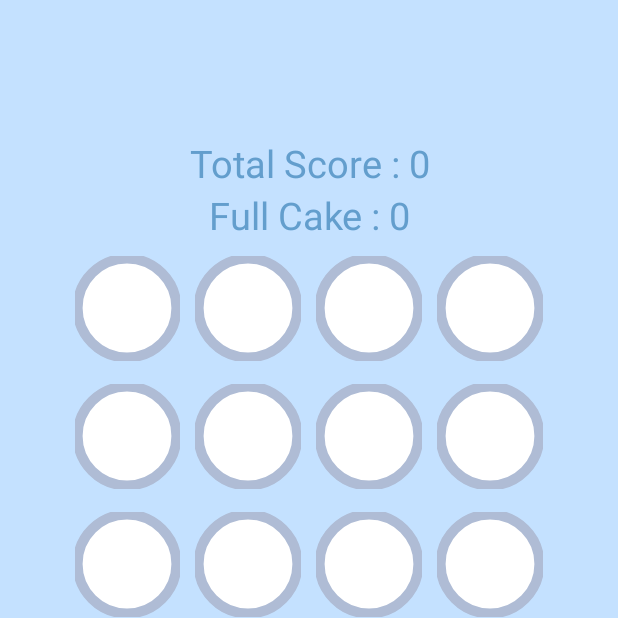
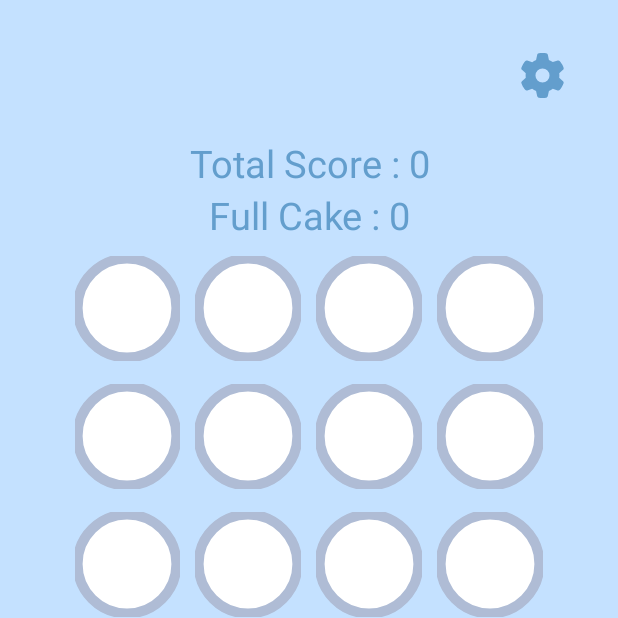
Before and after one commit to clairechien0627/CakeGame, an Android app: the screen it shows after launch (MainActivity2), after a tap on "EASY", on a phone screen of 412 x 824 dp, the top half of it. Run offline under Robolectric (Android 15) with nearby library versions, the phone set to English and light mode, and no system bars; 1 other tap on this screen came first.

Commit message:
加MainActivity2的setting

```diff
--- a/app/src/main/java/com/example/cakegame/CakePane.java
+++ b/app/src/main/java/com/example/cakegame/CakePane.java
@@ -356,7 +356,7 @@ public class CakePane {
         return x < 0 || x >= x_max || y < 0 || y >= y_max;
     }
 
-    public int getMode() {
+    public static int getMode() {
         return mode;
     }
 
--- a/app/src/main/java/com/example/cakegame/CustomSelector.java
+++ b/app/src/main/java/com/example/cakegame/CustomSelector.java
@@ -4,17 +4,15 @@ import android.annotation.SuppressLint;
 import android.content.Context;
 import android.graphics.*;
 import android.graphics.drawable.BitmapDrawable;
+import android.os.Handler;
 import android.util.AttributeSet;
 import android.util.Log;
 import android.view.Gravity;
 import android.view.View;
 import android.view.animation.*;
-import android.widget.FrameLayout;
-import android.widget.ImageView;
-import android.widget.LinearLayout;
+import android.widget.*;
+
 import androidx.annotation.Nullable;
-
-import android.os.Handler;
 
 public class CustomSelector extends LinearLayout {
     private boolean isOpen = false; // 是否打開對話框的標誌
@@ -73,7 +71,6 @@ public class CustomSelector extends LinearLayout {
         iconLinearLayout.removeAllViews();
         LinearLayout imageLayout = new LinearLayout(getContext());
         imageLayout.setOrientation(LinearLayout.HORIZONTAL);
-        imageLayout.setWeightSum(2);
 
         FrameLayout soundFrameLayout = new FrameLayout(getContext());
         LinearLayout.LayoutParams frameLayoutParams = new LinearLayout.LayoutParams(
@@ -83,7 +80,6 @@ public class CustomSelector extends LinearLayout {
         );
         frameLayoutParams.gravity = Gravity.CENTER; // Set gravity to center
         soundFrameLayout.setLayoutParams(frameLayoutParams);
-
         ImageView soundImageView = new ImageView(getContext());
         soundImageView.setImageResource(R.drawable.volume_high_solid);
         FrameLayout.LayoutParams soundImageLayoutParams = new FrameLayout.LayoutParams(
@@ -93,12 +89,16 @@ public class CustomSelector extends LinearLayout {
         soundImageLayoutParams.gravity = Gravity.CENTER;
         soundImageView.setLayoutParams(soundImageLayoutParams);
         soundFrameLayout.addView(soundImageView);
-
         ImageView soundOverlayImageView = new ImageView(getContext());
         soundOverlayImageView.setImageResource(R.drawable.volume_xmark_solid);
         soundOverlayImageView.setLayoutParams(soundImageLayoutParams);
-        soundOverlayImageView.setVisibility(View.INVISIBLE);
+
         soundFrameLayout.addView(soundOverlayImageView);
+        if(!SoundPlay.getMute()){
+            soundOverlayImageView.setVisibility(View.INVISIBLE);
+        }else {
+            soundImageView.setVisibility(View.INVISIBLE);
+        }
 
         soundImageView.setOnClickListener(v -> {
             new Handler().postDelayed(this::dismissDialog, 500);
@@ -130,12 +130,11 @@ public class CustomSelector extends LinearLayout {
                 Log.d("CustomSelector", "unMuted");
             }
         });
+
         imageLayout.addView(soundFrameLayout);
-
         FrameLayout frameLayout = new FrameLayout(getContext());
         frameLayoutParams.gravity = Gravity.CENTER; // Set gravity to center
         frameLayout.setLayoutParams(frameLayoutParams);
-
         ImageView shakeImageView = new ImageView(getContext());
         shakeImageView.setImageResource(R.drawable.phone_shake_svgrepo_com);
         FrameLayout.LayoutParams shakeImageLayoutParams = new FrameLayout.LayoutParams(
@@ -145,13 +144,14 @@ public class CustomSelector extends LinearLayout {
         shakeImageLayoutParams.gravity = Gravity.CENTER;
         shakeImageView.setLayoutParams(shakeImageLayoutParams);
         frameLayout.addView(shakeImageView);
-
         ImageView overlayImageView = new ImageView(getContext());
         overlayImageView.setImageResource(R.drawable.slash_solid);
         overlayImageView.setLayoutParams(shakeImageLayoutParams);
-        overlayImageView.setVisibility(View.INVISIBLE);
         frameLayout.addView(overlayImageView);
 
+        if(VibrationHelper.getVibrate()){
+            overlayImageView.setVisibility(View.INVISIBLE);
+        }
         shakeImageView.setOnClickListener(v -> {
             new Handler().postDelayed(this::dismissDialog, 500);
             if (overlayImageView.getVisibility() == View.INVISIBLE) {
@@ -164,9 +164,7 @@ public class CustomSelector extends LinearLayout {
             }
         });
         imageLayout.addView(frameLayout);
-
         iconLinearLayout.addView(imageLayout);
-
 
         int dialogWidth = 500;
         int dialogHeight = ROW_HEIGHT + triangleHeight;
--- a/app/src/main/java/com/example/cakegame/MainActivity2.java
+++ b/app/src/main/java/com/example/cakegame/MainActivity2.java
@@ -1,7 +1,6 @@
 package com.example.cakegame;
 
 import android.annotation.SuppressLint;
-import android.app.Service;
 import android.content.*;
 import android.os.*;
 import android.util.*;
@@ -39,6 +38,7 @@ public class MainActivity2 extends AppCompatActivity {
     private static int height;
     private int originalIndex;
     private boolean endGame = false;
+    public static CustomSelector selectDialog1;
 
     @Override
     protected void onCreate(Bundle savedInstanceState) {
@@ -46,6 +46,7 @@ public class MainActivity2 extends AppCompatActivity {
         setContentView(R.layout.activity_main2);
 
         initializeGame(); // 初始化遊戲
+        initializeBackground();
     }
 
     @Override
@@ -84,16 +85,36 @@ public class MainActivity2 extends AppCompatActivity {
                 newCakeView[i].setSize(height, width);
             }
             //設置分數
-            scoreBoard = new ScoreBoard(cakes[0][0].getMode());
+            scoreBoard = new ScoreBoard(CakePane.getMode());
             score = findViewById(R.id.totalScore);
             fullCake = findViewById(R.id.totalFullCakeNum);
-
-            randomFallCakeView = findViewById(R.id.random_fall_cake_view);
 
             notEmpty();
             getTable();
         });
     }
+
+    // 初始化遊戲的背景
+    private void initializeBackground() {
+        randomFallCakeView = findViewById(R.id.random_fall_cake_view);
+
+        selectDialog1 = findViewById(R.id.selectDialog1);
+
+        selectDialog1.setListener(new CustomSelector.IconSelectListener() {
+
+            @Override
+            public void onOpen() {
+                Log.d("CakeSort", "open");
+                VibrationHelper.vibrate();
+            }
+
+            @Override
+            public void onCancel() {
+                VibrationHelper.vibrate();
+            }
+        });
+    }
+
 
     // 重置可拖曳的蛋糕
     @SuppressLint("ClickableViewAccessibility")
@@ -172,8 +193,6 @@ public class MainActivity2 extends AppCompatActivity {
                     VibrationHelper.vibrate();
                     break;
                 case DragEvent.ACTION_DRAG_ENTERED:
-
-                    randomFallCakeView.generateNewRandomImage();
                     if(!cakeView.onAnimation()) {
                         cakeView.setImageResource(R.drawable.destination_circle);
                     }
@@ -276,10 +295,9 @@ public class MainActivity2 extends AppCompatActivity {
         boolean allNotEmpty = true;
         for(int i = 0; i < 5; i++){
             for(int j = 0; j < 4; j++){
-                if(cakes[i][j].getPieces().isEmpty()){
+                if(cakes[i][j].getPieces().isEmpty()) {
                     allNotEmpty = false;
-                } else {
-                    cakeViews[i][j].setImageResource(R.drawable.pieces_circle);
+                    break;
                 }
             }
         }
@@ -302,5 +320,9 @@ public class MainActivity2 extends AppCompatActivity {
         totalFullCakeNum = scoreBoard.getCurrentScore().getFullCake();
         score.setText("Total Score : " + totalScore);
         fullCake.setText("Full Cake : " + totalFullCakeNum);
+
+        for(int i=0;i<currentCake.getFullCakeNum();i++) {
+            randomFallCakeView.generateNewRandomImage();
+        }
     }
 }
--- a/app/src/main/java/com/example/cakegame/RandomFallCake.java
+++ b/app/src/main/java/com/example/cakegame/RandomFallCake.java
@@ -81,7 +81,7 @@ public class RandomFallCake extends View {
         while (iterator.hasNext()) {
             BitmapPosition bp = iterator.next();
             long elapsedTime = currentTime - bp.startTime;
-            int newY = (int) (bp.y + elapsedTime / 50.0); // 调整速度
+            int newY = (int) (bp.y + elapsedTime / 300.0); // 调整速度
 
             if (newY > viewHeight) {
                 // 移出屏幕，移除图像
--- a/app/src/main/java/com/example/cakegame/SoundPlay.java
+++ b/app/src/main/java/com/example/cakegame/SoundPlay.java
@@ -61,4 +61,8 @@ public class SoundPlay {
         }
     }
 
+    public static boolean getMute() {
+        return isMuted;
+    }
+
 }
--- a/app/src/main/java/com/example/cakegame/VibrationHelper.java
+++ b/app/src/main/java/com/example/cakegame/VibrationHelper.java
@@ -29,4 +29,8 @@ public class VibrationHelper {
     public static void setVibrate(boolean enabled) {
         isVibrationEnabled = enabled;
     }
+
+    public static boolean getVibrate() {
+        return isVibrationEnabled;
+    }
 }
--- a/app/src/main/res/drawable/pieces_circle.xml
+++ /dev/null
@@ -1,16 +0,0 @@
-<?xml version="1.0" encoding="utf-8"?>
-<shape xmlns:android="http://schemas.android.com/apk/res/android"
-    android:shape="oval">
-    <solid android:color="@android:color/white" />
-<!--    <stroke-->
-<!--        android:width="2dp"-->
-<!--        android:color="#FFEB3B"/>-->
-    <corners android:radius="360dip" />
-    <padding
-        android:bottom="10dp"
-        android:left="10dp"
-        android:right="10dp"
-        android:top="10dp" />
-    <size android:width="70dp"
-        android:height="70dp"/>
-</shape>
--- a/app/src/main/res/layout/activity_main2.xml
+++ b/app/src/main/res/layout/activity_main2.xml
@@ -276,4 +276,31 @@
                 app:srcCompat="@drawable/stroke_circle" />
         </LinearLayout>
     </LinearLayout>
+
+    <LinearLayout
+        android:layout_width="match_parent"
+        android:layout_height="wrap_content"
+        android:orientation="horizontal"
+        android:padding="20dp">
+
+        <LinearLayout
+            android:layout_width="match_parent"
+            android:layout_height="wrap_content"
+            android:orientation="horizontal"
+            android:padding="10dp">
+
+            <View
+                android:layout_width="0dp"
+                android:layout_height="0dp"
+                android:layout_weight="1" />
+
+            <com.example.cakegame.CustomSelector
+                android:id="@+id/selectDialog1"
+                android:layout_width="100dp"
+                android:layout_height="90dp"
+                android:layout_gravity="end" />
+
+        </LinearLayout>
+
+    </LinearLayout>
 </FrameLayout>
```
Also changed, not shown: app/src/main/java/com/example/cakegame/MainActivity3.java (+20 -12 lines).
